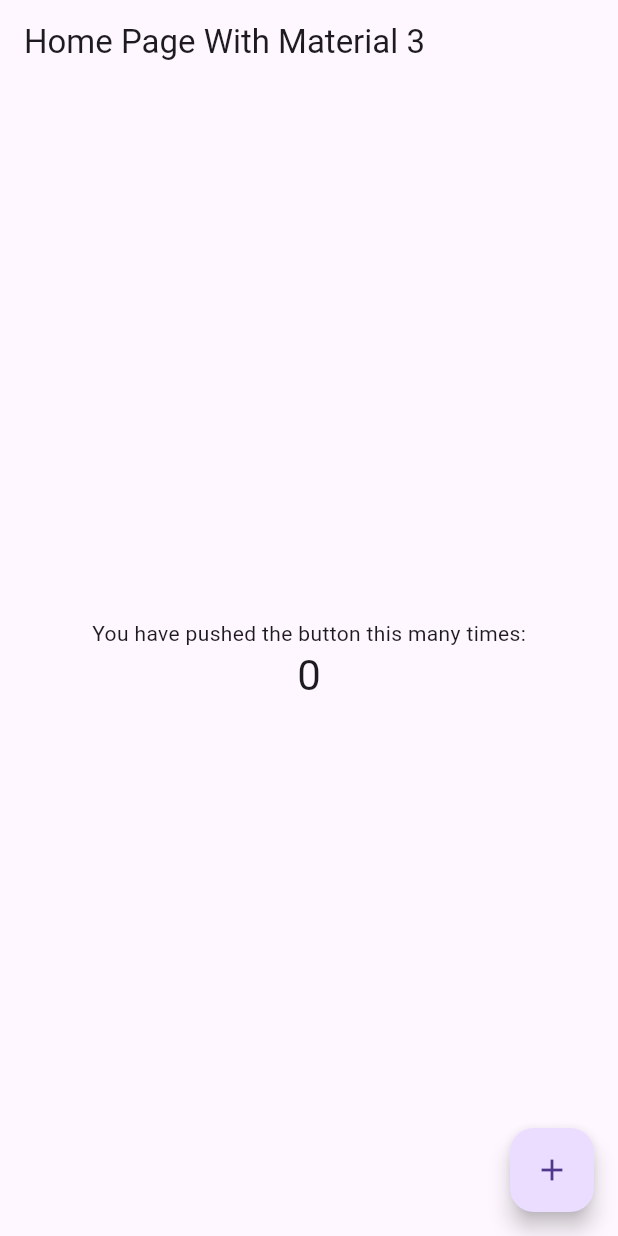
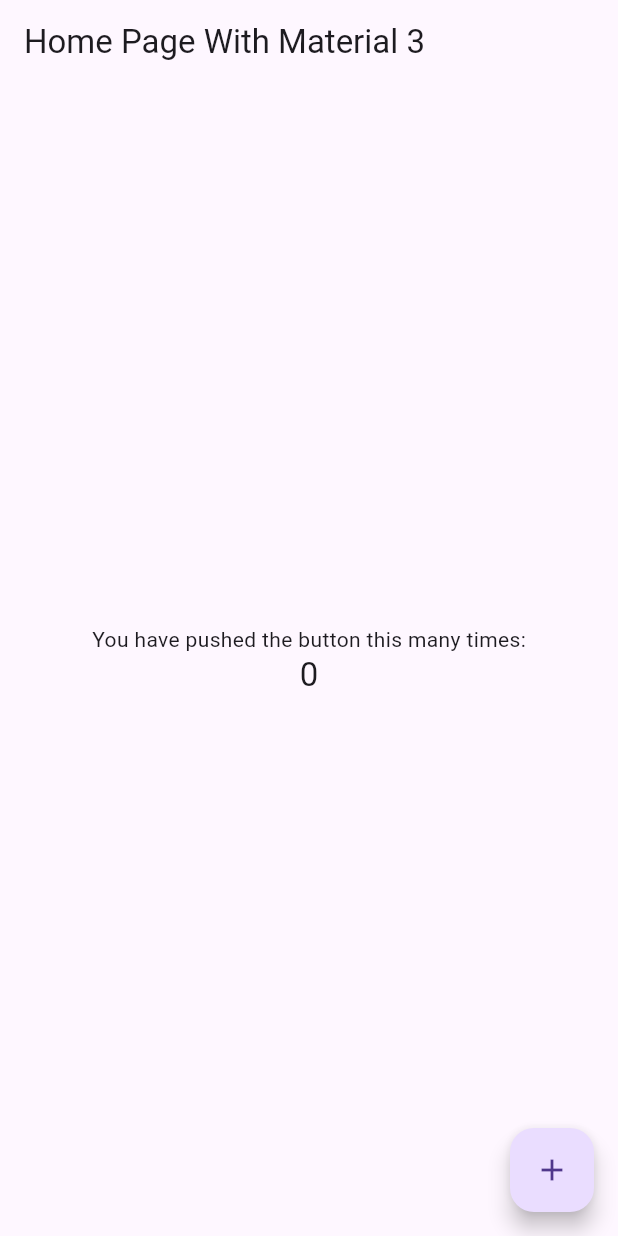
Before and after one commit to shatilsarower/coffee, a Flutter app: the screen it shows after launch, on a phone screen of 412 x 824 dp. Run offline on Flutter 3.47's test engine with Material 2 defaults, Android fonts, the phone set to English and light mode, and no system bars.

```diff
--- a/lib/main.dart
+++ b/lib/main.dart
@@ -55,7 +55,7 @@ class _MyHomePageState extends State<MyHomePage> {
             ),
             Text(
               '$_counter',
-              style: Theme.of(context).textTheme.headline4,
+              style: Theme.of(context).textTheme.headline6,
             ),
           ],
         ),
```
